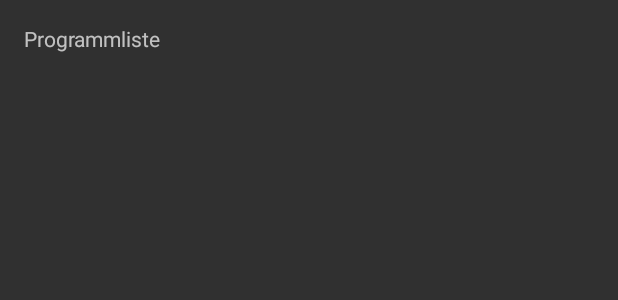
After one commit to JGerdes/Schauburgr, an Android app: the layout home_guide.xml on its own in the app's theme, with its tools: preview values and no code run, on a phone screen of 412 x 824 dp. The commit adds this screen. Shown: the top 300 px of the screen. Run offline under Robolectric (Android 15) with nearby library versions, the phone set to English and light mode, and no system bars.

Commit message:
Create structure for guide usecase

```diff
--- a/app/build.gradle
+++ b/app/build.gradle
@@ -32,4 +32,7 @@ dependencies {
     apt 'com.google.dagger:dagger-compiler:2.2'
     compile 'com.google.dagger:dagger:2.2'
     provided 'javax.annotation:jsr250-api:1.0'
+
+    compile 'com.jakewharton:butterknife:8.5.1'
+    annotationProcessor 'com.jakewharton:butterknife-compiler:8.5.1'
 }
--- a/app/src/main/AndroidManifest.xml
+++ b/app/src/main/AndroidManifest.xml
@@ -11,7 +11,7 @@
         android:supportsRtl="true"
         android:theme="@style/AppTheme">
         <activity
-            android:name=".HomeActivity"
+            android:name=".usecase.home.HomeActivity"
             android:label="@string/app_name">
             <intent-filter>
                 <action android:name="android.intent.action.MAIN"/>
--- /dev/null
+++ b/app/src/main/java/com/jonasgerdes/schauburgr/mvp/BasePresenter.java
@@ -0,0 +1,5 @@
+package com.jonasgerdes.schauburgr.mvp;
+
+
+public interface BasePresenter {
+}
--- /dev/null
+++ b/app/src/main/java/com/jonasgerdes/schauburgr/mvp/BaseView.java
@@ -0,0 +1,6 @@
+package com.jonasgerdes.schauburgr.mvp;
+
+
+public interface BaseView<T> {
+    void setPresenter(T presenter);
+}
--- a/app/src/main/res/layout/activity_home.xml
+++ b/app/src/main/res/layout/activity_home.xml
@@ -7,7 +7,7 @@
     android:layout_width="match_parent"
     android:layout_height="match_parent"
     android:orientation="vertical"
-    tools:context="com.jonasgerdes.schauburgr.HomeActivity">
+    tools:context=".usecase.home.HomeActivity">
 
     <FrameLayout
         android:id="@+id/content"
@@ -15,6 +15,10 @@
         android:layout_height="0dp"
         android:layout_weight="1">
 
+        <com.jonasgerdes.schauburgr.usecase.home.guide.GuideView
+            android:id="@+id/home_guide_view"
+            android:layout_width="match_parent"
+            android:layout_height="match_parent"/>
 
     </FrameLayout>
 
--- /dev/null
+++ b/app/src/main/res/layout/home_guide.xml
@@ -0,0 +1,13 @@
+<?xml version="1.0" encoding="utf-8"?>
+<LinearLayout xmlns:android="http://schemas.android.com/apk/res/android"
+              android:orientation="vertical"
+              android:layout_width="match_parent"
+              android:layout_height="match_parent">
+
+    <TextView
+        android:layout_width="wrap_content"
+        android:layout_height="wrap_content"
+        android:layout_margin="16dp"
+        android:text="Programmliste"/>
+
+</LinearLayout>
```
Also changed, not shown: app/src/main/java/com/jonasgerdes/schauburgr/HomeActivity.java (deleted, +0 -40 lines), app/src/main/java/com/jonasgerdes/schauburgr/usecase/home/HomeActivity.java (added, +62 -0 lines), app/src/main/java/com/jonasgerdes/schauburgr/usecase/home/HomeView.java (added, +15 -0 lines), app/src/main/java/com/jonasgerdes/schauburgr/usecase/home/guide/GuideContract.java (added, +14 -0 lines), app/src/main/java/com/jonasgerdes/schauburgr/usecase/home/guide/GuidePresenter.java (added, +21 -0 lines), app/src/main/java/com/jonasgerdes/schauburgr/usecase/home/guide/GuideView.java (added, +65 -0 lines).
